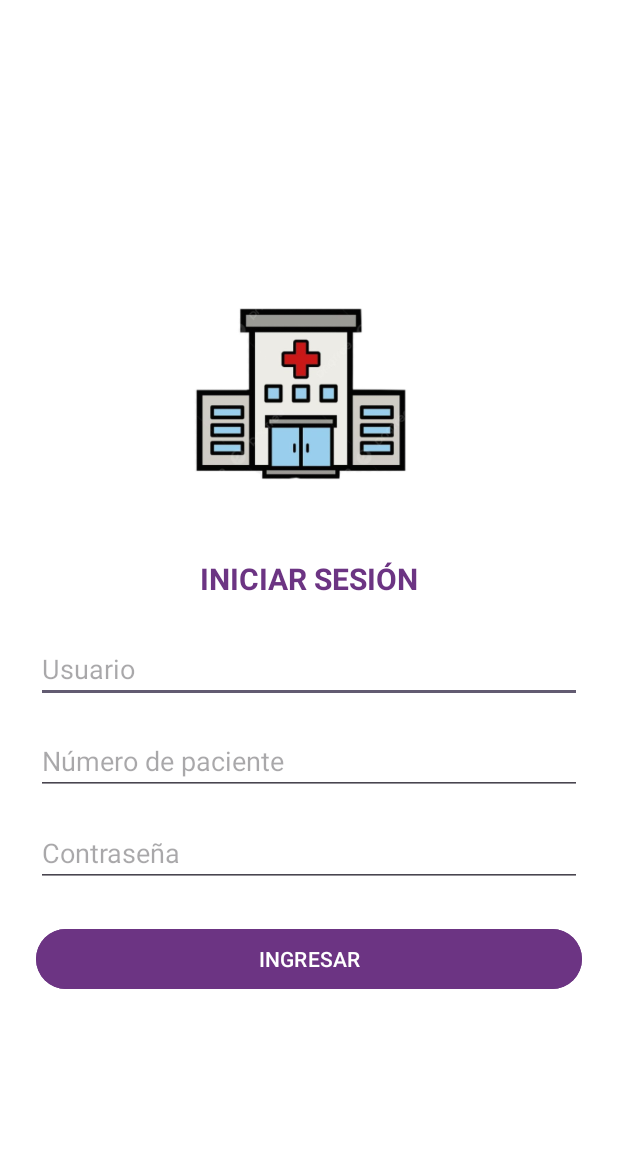
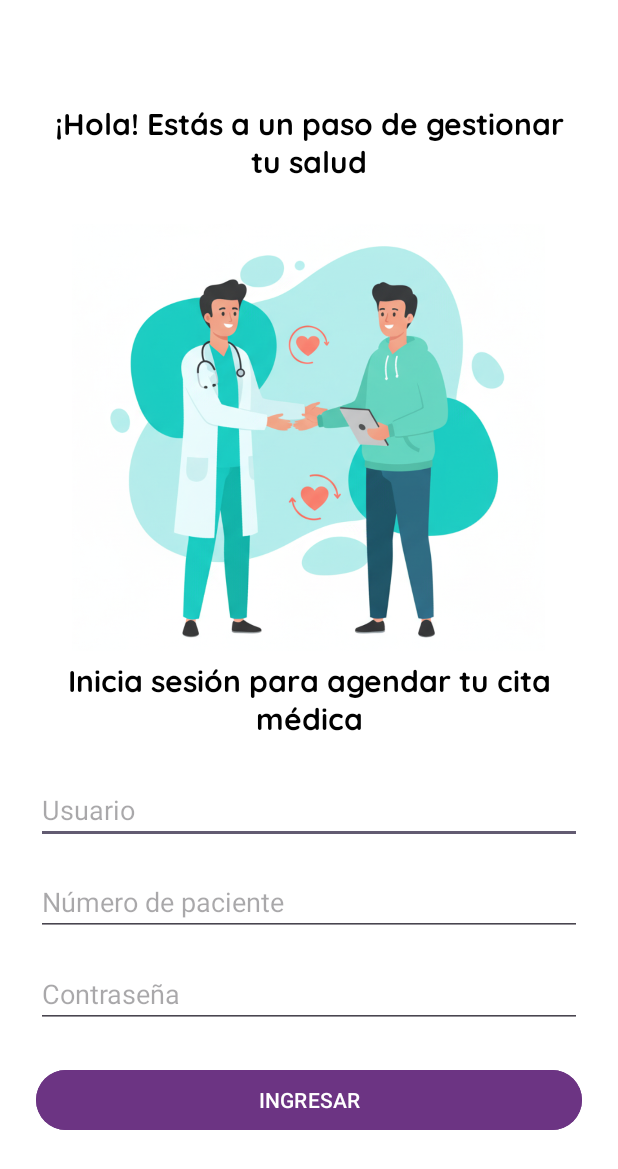
Before and after one commit to keving005/AZAMAR_p, an Android app: the screen it shows after launch (MainActivity), on a phone screen of 412 x 824 dp. Shown: the top 1169 px of the screen. Run offline under Robolectric (Android 15) with nearby library versions, the phone set to English and light mode, and no system bars.

Commit message:
diseñoivancl

```diff
--- a/app/src/main/java/com/example/proyect/MenuActivity.kt
+++ b/app/src/main/java/com/example/proyect/MenuActivity.kt
@@ -83,7 +83,7 @@ class MenuActivity : AppCompatActivity() {
         })
 
         // Botón Salir
-        btnSalir!!.setOnClickListener(View.OnClickListener { v: View? ->b
+        btnSalir!!.setOnClickListener(View.OnClickListener { v: View? ->
             val intent = Intent(this@MenuActivity, MainActivity::class.java)
             startActivity(intent)
             finish()
--- a/app/src/main/res/layout/activity_main.xml
+++ b/app/src/main/res/layout/activity_main.xml
@@ -6,29 +6,34 @@
     android:gravity="center"
     android:orientation="vertical"
     android:padding="24dp">
+    <TextView
+        android:layout_width="match_parent"
+        android:layout_height="wrap_content"
+        android:layout_marginBottom="24dp"
+        android:text="¡Hola! Estás a un paso de gestionar tu salud"
+        android:textAlignment="center"
+        android:textColor="#000000"
+        android:textSize="20sp"
+        android:textStyle="bold"
+        android:fontFamily="@font/quicksandbold" />
 
-    <LinearLayout
-        android:layout_width="220dp"
-        android:layout_height="211dp"
-        android:elevation="4dp"
-        android:orientation="vertical"
-        android:padding="24dp">
-        <ImageView
-            android:id="@+id/miImagen"
-            android:layout_width="160dp"
-            android:layout_height="160dp"
-            android:src="@drawable/pan" />
-    </LinearLayout>
+
+    <ImageView
+        android:id="@+id/miImagen"
+        android:layout_width="315dp"
+        android:layout_height="291dp"
+        android:src="@drawable/iniciouno" />
 
     <TextView
         android:layout_width="match_parent"
         android:layout_height="wrap_content"
         android:layout_marginBottom="24dp"
-        android:text="INICIAR SESIÓN"
+        android:text="Inicia sesión para agendar tu cita médica"
         android:textAlignment="center"
-        android:textColor="#6C3483"
+        android:textColor="#000000"
         android:textSize="20sp"
-        android:textStyle="bold" />
+        android:textStyle="bold"
+        android:fontFamily="@font/quicksandbold" />
 
     <EditText
         android:id="@+id/etUsuario"
```
Also changed, not shown: app/src/main/res/drawable/iniciouno.png (added), app/src/main/res/font/quicksandbold.ttf (added), app/src/main/res/font/quicksandlight.ttf (added).
